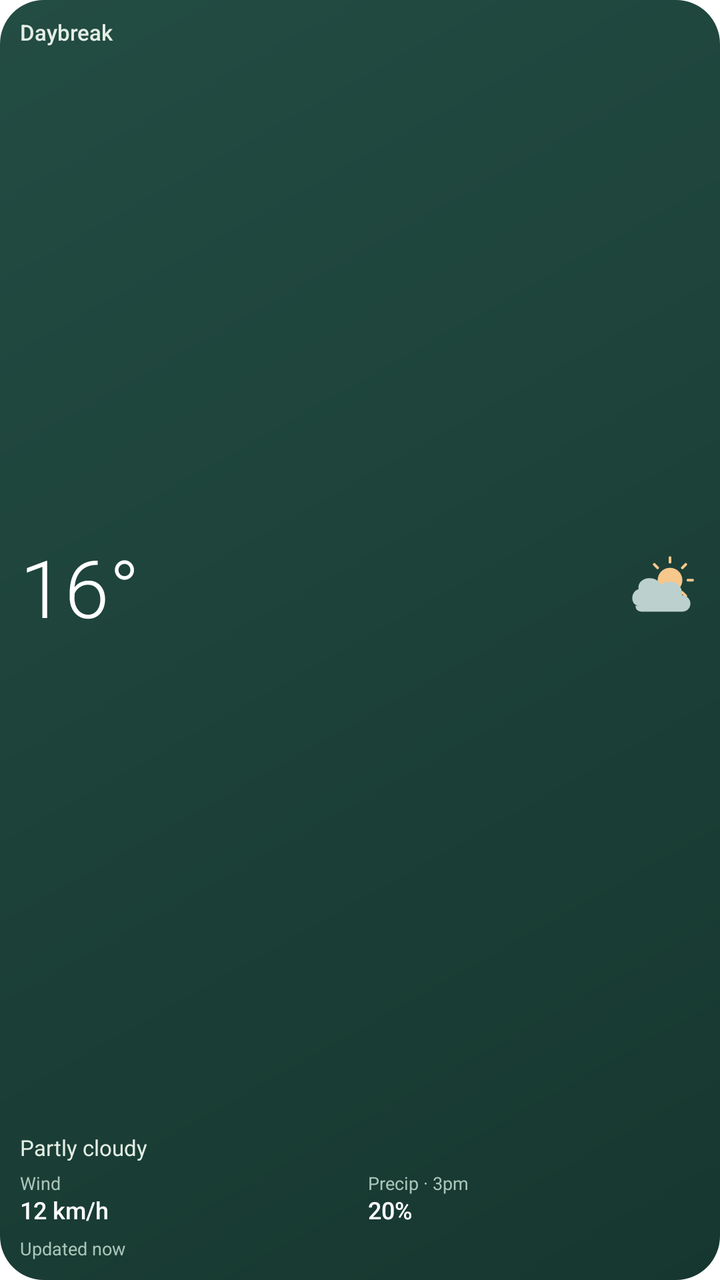
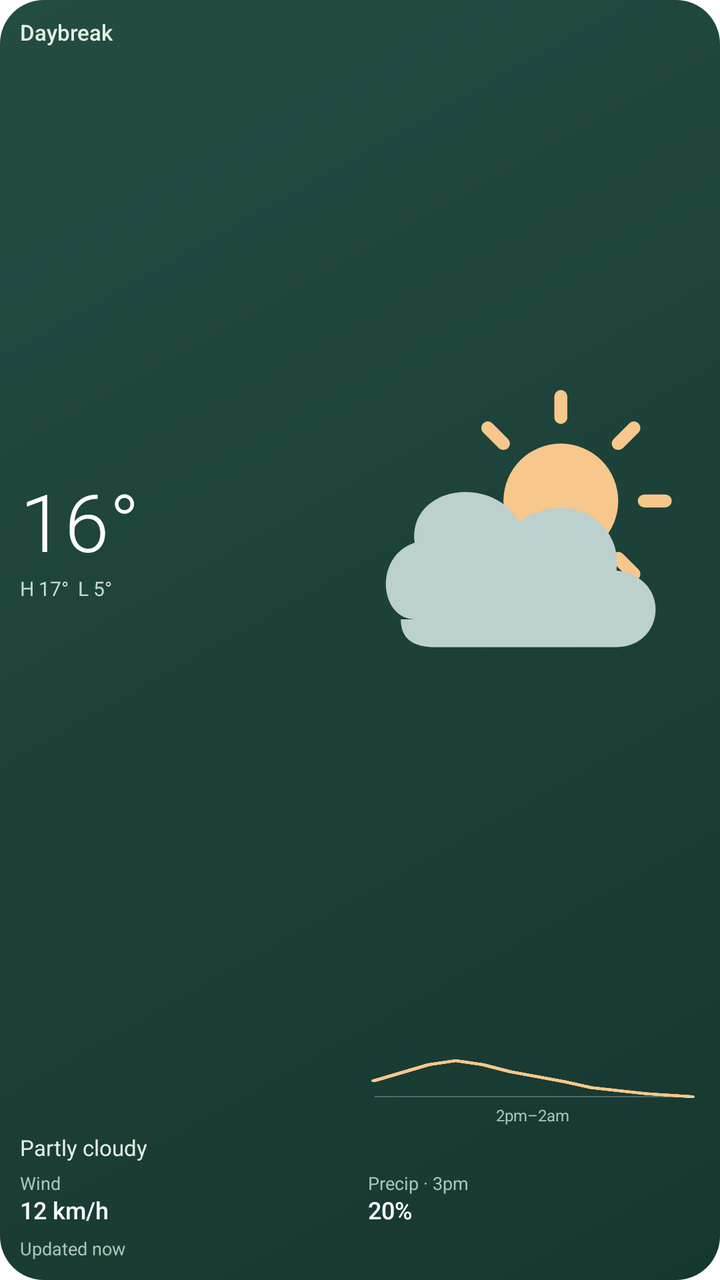

Before-and-after screenshots of an Android layout around one commit, followed by the original layout XML and the change that was made.
<!-- AndroidManifest.xml: fallback theme Theme.MaterialComponents.DayNight.NoActionBar -->
<!-- res/layout/weather_widget.xml -->
<?xml version="1.0" encoding="utf-8"?>
<LinearLayout xmlns:android="http://schemas.android.com/apk/res/android" android:id="@+id/widget_root" android:layout_width="match_parent" android:layout_height="match_parent" android:background="@drawable/widget_background" android:importantForAccessibility="yes" android:orientation="vertical" android:padding="10dp">
    <TextView android:id="@+id/place" android:layout_width="match_parent" android:layout_height="wrap_content" android:text="Daybreak" android:textSize="11sp" android:textColor="#E4EEE5" android:fontFamily="sans-serif-medium" android:includeFontPadding="false" android:maxLines="1" android:ellipsize="end" />
    <LinearLayout android:layout_width="match_parent" android:layout_height="0dp" android:layout_weight="1" android:orientation="horizontal" android:gravity="center_vertical">
        <TextView android:id="@+id/temperature" android:layout_width="0dp" android:layout_weight="1" android:layout_height="match_parent" android:text="16°" android:gravity="center_vertical" android:textSize="36sp" android:textColor="#FFFFFF" android:fontFamily="sans-serif-light" android:includeFontPadding="false" android:maxLines="1" android:autoSizeTextType="uniform" android:autoSizeMinTextSize="18sp" android:autoSizeMaxTextSize="40sp" android:autoSizeStepGranularity="1sp" />
        <ImageView android:id="@+id/weather_icon" android:layout_width="36dp" android:layout_height="match_parent" android:src="@drawable/widget_partly" android:scaleType="fitCenter" android:importantForAccessibility="no" />
    </LinearLayout>
    <TextView android:id="@+id/condition" android:layout_width="match_parent" android:layout_height="wrap_content" android:text="Partly cloudy" android:textSize="11sp" android:textColor="#E4EEE5" android:includeFontPadding="false" android:maxLines="1" android:ellipsize="end" />
    <LinearLayout android:layout_width="match_parent" android:layout_height="wrap_content" android:orientation="horizontal" android:paddingTop="6dp" android:paddingBottom="5dp">
        <LinearLayout android:layout_width="0dp" android:layout_weight="1" android:layout_height="wrap_content" android:orientation="vertical">
            <TextView android:layout_width="match_parent" android:layout_height="wrap_content" android:text="Wind" android:textSize="9sp" android:textColor="#AAC5B9" android:includeFontPadding="false" />
            <TextView android:id="@+id/wind" android:layout_width="match_parent" android:layout_height="17dp" android:text="12 km/h" android:textSize="12sp" android:fontFamily="sans-serif-medium" android:textColor="#FFFFFF" android:includeFontPadding="false" android:gravity="center_vertical" android:maxLines="1" android:autoSizeTextType="uniform" android:autoSizeMinTextSize="9sp" android:autoSizeMaxTextSize="12sp" android:autoSizeStepGranularity="1sp" />
        </LinearLayout>
        <LinearLayout android:layout_width="0dp" android:layout_weight="1" android:layout_height="wrap_content" android:orientation="vertical" android:paddingStart="4dp">
            <TextView android:id="@+id/precipitation_label" android:layout_width="match_parent" android:layout_height="wrap_content" android:text="Precip · 3pm" android:textSize="9sp" android:textColor="#AAC5B9" android:includeFontPadding="false" android:maxLines="1" android:ellipsize="end" />
            <TextView android:id="@+id/precipitation" android:layout_width="match_parent" android:layout_height="17dp" android:text="20%" android:textSize="12sp" android:fontFamily="sans-serif-medium" android:textColor="#FFFFFF" android:includeFontPadding="false" android:gravity="center_vertical" />
        </LinearLayout>
    </LinearLayout>
    <TextView android:id="@+id/updated" android:layout_width="match_parent" android:layout_height="wrap_content" android:text="Updated now" android:textSize="9sp" android:textColor="#AAC5B9" android:includeFontPadding="false" android:maxLines="1" android:ellipsize="end" />
</LinearLayout>
<!-- resources referenced by this layout -->
<resources>
  <!-- drawable widget_background (drawable) -->
  <shape xmlns:android="http://schemas.android.com/apk/res/android" android:shape="rectangle">
      <gradient android:startColor="#234C43" android:endColor="#16372F" android:angle="315" />
      <corners android:radius="22dp" />
  </shape>
  <!-- drawable widget_partly (drawable) -->
  <vector xmlns:android="http://schemas.android.com/apk/res/android" android:width="48dp" android:height="48dp" android:viewportWidth="48" android:viewportHeight="48">
  <group android:scaleX="0.75" android:scaleY="0.75" android:translateX="10" android:translateY="-1"><path android:fillColor="#F7C78C" android:pathData="M24,13 A11,11 0,1 0,24 35 A11,11 0,1 0,24 13" /><path android:strokeColor="#F7C78C" android:strokeWidth="2.5" android:strokeLineCap="round" android:fillColor="@android:color/transparent" android:pathData="M24,4 L24,8 M24,40 L24,44 M4,24 L8,24 M40,24 L44,24 M10,10 L13,13 M35,35 L38,38 M10,38 L13,35 M35,13 L38,10" /></group><group android:translateY="3"><path android:fillColor="#BCD0CD" android:pathData="M7,31 C2,31 1,22 7,20 C6,12 18,10 22,17 C29,12 37,17 36,24 C44,25 43,35 36,35 L10,35 C7,35 5,34 5,31 Z" /></group>
  </vector>
</resources>

<!-- the commit's change to res/layout/weather_widget.xml (unified diff, before → after) -->
@@ -1,9 +1,17 @@
 <?xml version="1.0" encoding="utf-8"?>
 <LinearLayout xmlns:android="http://schemas.android.com/apk/res/android" android:id="@+id/widget_root" android:layout_width="match_parent" android:layout_height="match_parent" android:background="@drawable/widget_background" android:importantForAccessibility="yes" android:orientation="vertical" android:padding="10dp">
     <TextView android:id="@+id/place" android:layout_width="match_parent" android:layout_height="wrap_content" android:text="Daybreak" android:textSize="11sp" android:textColor="#E4EEE5" android:fontFamily="sans-serif-medium" android:includeFontPadding="false" android:maxLines="1" android:ellipsize="end" />
-    <LinearLayout android:layout_width="match_parent" android:layout_height="0dp" android:layout_weight="1" android:orientation="horizontal" android:gravity="center_vertical">
-        <TextView android:id="@+id/temperature" android:layout_width="0dp" android:layout_weight="1" android:layout_height="match_parent" android:text="16°" android:gravity="center_vertical" android:textSize="36sp" android:textColor="#FFFFFF" android:fontFamily="sans-serif-light" android:includeFontPadding="false" android:maxLines="1" android:autoSizeTextType="uniform" android:autoSizeMinTextSize="18sp" android:autoSizeMaxTextSize="40sp" android:autoSizeStepGranularity="1sp" />
-        <ImageView android:id="@+id/weather_icon" android:layout_width="36dp" android:layout_height="match_parent" android:src="@drawable/widget_partly" android:scaleType="fitCenter" android:importantForAccessibility="no" />
+    <LinearLayout android:layout_width="match_parent" android:layout_height="0dp" android:layout_weight="1" android:orientation="horizontal" android:gravity="center_vertical" android:paddingTop="4dp" android:paddingBottom="5dp">
+        <LinearLayout android:layout_width="0dp" android:layout_weight="1" android:layout_height="match_parent" android:orientation="vertical" android:gravity="center_vertical" android:paddingEnd="3dp">
+            <TextView android:id="@+id/temperature" android:layout_width="match_parent" android:layout_height="0dp" android:layout_weight="1" android:text="16°" android:gravity="bottom" android:textSize="36sp" android:textColor="#FFFFFF" android:fontFamily="sans-serif-light" android:includeFontPadding="false" android:maxLines="1" android:autoSizeTextType="uniform" android:autoSizeMinTextSize="18sp" android:autoSizeMaxTextSize="40sp" android:autoSizeStepGranularity="1sp" />
+            <TextView android:id="@+id/daily_range" android:layout_width="match_parent" android:layout_height="18dp" android:gravity="center_vertical" android:text="H 17°  L 5°" android:textSize="10sp" android:textColor="#C7DAD0" android:includeFontPadding="false" android:maxLines="1" android:autoSizeTextType="uniform" android:autoSizeMinTextSize="8sp" android:autoSizeMaxTextSize="10sp" android:autoSizeStepGranularity="1sp" />
+            <TextView android:layout_width="1dp" android:layout_height="0dp" android:layout_weight="1" />
+        </LinearLayout>
+        <LinearLayout android:layout_width="0dp" android:layout_weight="1" android:layout_height="match_parent" android:orientation="vertical" android:gravity="center" android:paddingStart="3dp">
+            <ImageView android:id="@+id/weather_icon" android:layout_width="match_parent" android:layout_height="0dp" android:layout_weight="1" android:src="@drawable/widget_partly" android:scaleType="fitCenter" android:maxHeight="36dp" android:adjustViewBounds="true" android:importantForAccessibility="no" />
+            <ImageView android:id="@+id/temperature_graph" android:layout_width="match_parent" android:layout_height="28dp" android:layout_marginTop="3dp" android:src="@drawable/widget_graph_preview" android:scaleType="fitXY" android:importantForAccessibility="no" />
+            <TextView android:id="@+id/graph_time" android:layout_width="match_parent" android:layout_height="wrap_content" android:gravity="center" android:text="2pm–2am" android:textSize="8sp" android:textColor="#AAC5B9" android:includeFontPadding="false" android:maxLines="1" android:ellipsize="end" />
+        </LinearLayout>
     </LinearLayout>
     <TextView android:id="@+id/condition" android:layout_width="match_parent" android:layout_height="wrap_content" android:text="Partly cloudy" android:textSize="11sp" android:textColor="#E4EEE5" android:includeFontPadding="false" android:maxLines="1" android:ellipsize="end" />
     <LinearLayout android:layout_width="match_parent" android:layout_height="wrap_content" android:orientation="horizontal" android:paddingTop="6dp" android:paddingBottom="5dp">
<!-- resource entries referenced after the edit -->
@@ -5,6 +5,11 @@
       <gradient android:startColor="#234C43" android:endColor="#16372F" android:angle="315" />
       <corners android:radius="22dp" />
   </shape>
+  <!-- drawable widget_graph_preview (drawable) -->
+  <vector xmlns:android="http://schemas.android.com/apk/res/android" android:width="80dp" android:height="28dp" android:viewportWidth="160" android:viewportHeight="56">
+      <path android:strokeColor="#527369" android:strokeWidth="1" android:fillColor="@android:color/transparent" android:pathData="M4,46 L156,46" />
+      <path android:strokeColor="#F7C78C" android:strokeWidth="3" android:strokeLineCap="round" android:strokeLineJoin="round" android:fillColor="@android:color/transparent" android:pathData="M4,30 L17,22 L30,14 L43,10 L56,14 L69,21 L82,26 L95,31 L108,37 L121,40 L134,43 L156,46" />
+  </vector>
   <!-- drawable widget_partly (drawable) -->
   <vector xmlns:android="http://schemas.android.com/apk/res/android" android:width="48dp" android:height="48dp" android:viewportWidth="48" android:viewportHeight="48">
   <group android:scaleX="0.75" android:scaleY="0.75" android:translateX="10" android:translateY="-1"><path android:fillColor="#F7C78C" android:pathData="M24,13 A11,11 0,1 0,24 35 A11,11 0,1 0,24 13" /><path android:strokeColor="#F7C78C" android:strokeWidth="2.5" android:strokeLineCap="round" android:fillColor="@android:color/transparent" android:pathData="M24,4 L24,8 M24,40 L24,44 M4,24 L8,24 M40,24 L44,24 M10,10 L13,13 M35,35 L38,38 M10,38 L13,35 M35,13 L38,10" /></group><group android:translateY="3"><path android:fillColor="#BCD0CD" android:pathData="M7,31 C2,31 1,22 7,20 C6,12 18,10 22,17 C29,12 37,17 36,24 C44,25 43,35 36,35 L10,35 C7,35 5,34 5,31 Z" /></group>
